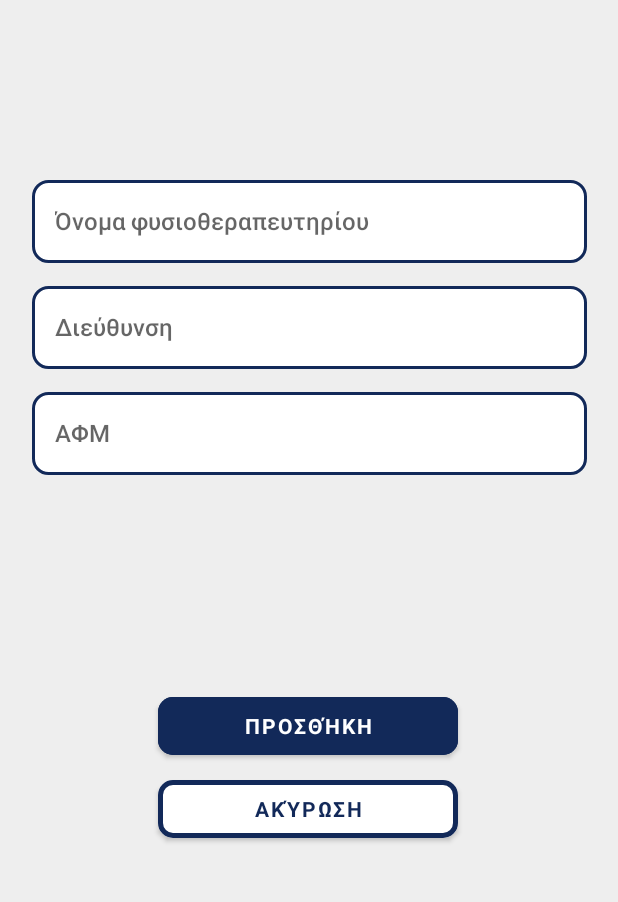
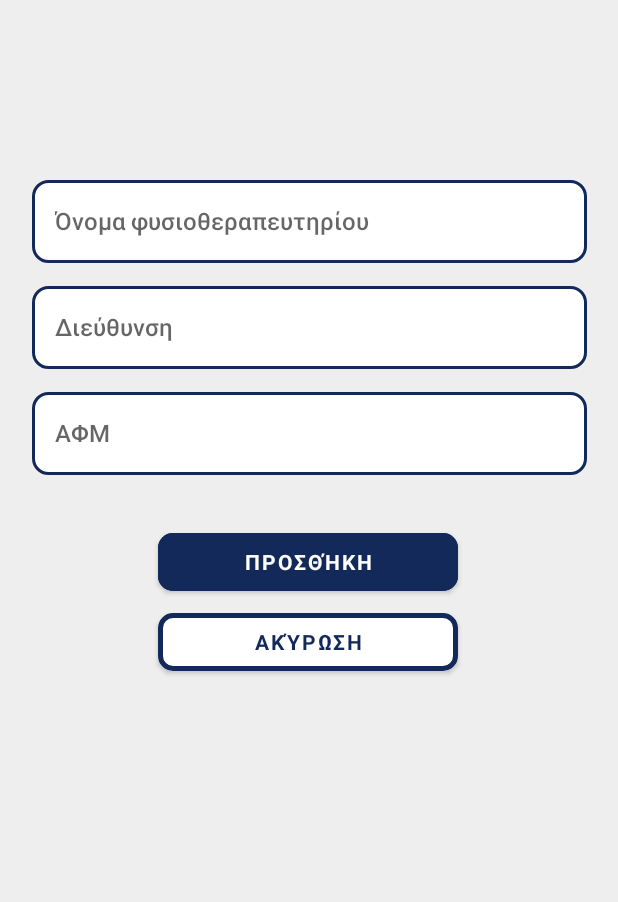
Before and after one commit to thalaki/Thaleia_Humanaid, an Android app: the fragment PhysioFragment placed in its activity, on a phone screen of 412 x 824 dp, the part 90-992 px from its top. Run offline under Robolectric (Android 15) with nearby library versions, the phone set to English and light mode, and no system bars; our stand-ins replace Firebase (no records; nobody signed in at launch, a user with empty details on screens opened directly).

Commit message:
Τελειοποιηση της εφαρμογης

```diff
--- a/app/src/main/java/com/example/humanaid/PhysioFragment.java
+++ b/app/src/main/java/com/example/humanaid/PhysioFragment.java
@@ -13,10 +13,12 @@ import androidx.annotation.NonNull;
 import androidx.fragment.app.Fragment;
 import androidx.fragment.app.FragmentManager;
 import androidx.fragment.app.FragmentTransaction;
+import androidx.recyclerview.widget.RecyclerView;
 
 import com.example.humanaid.PhysioInfo;
 import com.google.android.gms.tasks.OnFailureListener;
 import com.google.android.gms.tasks.OnSuccessListener;
+import com.google.android.material.bottomnavigation.BottomNavigationView;
 import com.google.firebase.database.DatabaseReference;
 import com.google.firebase.database.FirebaseDatabase;
 
@@ -30,6 +32,12 @@ public class PhysioFragment extends Fragment {
 
   PhysioInfo physioInfo;
 
+
+  private RecyclerView mRecyclerView;
+  private BottomNavigationView bottomNavigationView;
+
+
+
   @Override
   public View onCreateView(LayoutInflater inflater, ViewGroup container, Bundle savedInstanceState) {
     View view = inflater.inflate(R.layout.fragment_physio, container, false);
@@ -39,11 +47,22 @@ public class PhysioFragment extends Fragment {
     afmEdt = view.findViewById(R.id.afm_Physio);
 
     firebaseDatabase = FirebaseDatabase.getInstance();
-    databaseReference = firebaseDatabase.getReference("EmployeeInfo");
+    databaseReference = firebaseDatabase.getReference("PhysioInfo");
 
     physioInfo = new PhysioInfo();
 
     sendDatabtn = view.findViewById(R.id.mAinButton);
+
+    Button cancelButton = view.findViewById(R.id.SecButton);
+    cancelButton.setOnClickListener(new View.OnClickListener() {
+      @Override
+      public void onClick(View v) {
+        // Clear the EditText fields
+        physioNameEdt.setText("");
+        addressEdit.setText("");
+        afmEdt.setText("");
+      }
+    });
 
     sendDatabtn.setOnClickListener(new View.OnClickListener() {
       @Override
@@ -115,7 +134,7 @@ public class PhysioFragment extends Fragment {
 
   private boolean isValidName(String name) {
     // Validate that the name contains only letters (no digits or special characters)
-    String pattern = "^[a-zA-Z]+$";
+    String pattern = "^[a-zA-Z\\s]+$";
     return name.matches(pattern);
   }
 
--- /dev/null
+++ b/app/src/main/res/drawable/baseline_euro_symbol_24.xml
@@ -0,0 +1,5 @@
+<vector android:height="24dp" android:tint="#000000"
+    android:viewportHeight="24" android:viewportWidth="24"
+    android:width="24dp" xmlns:android="http://schemas.android.com/apk/res/android">
+    <path android:fillColor="@android:color/white" android:pathData="M15,18.5c-2.51,0 -4.68,-1.42 -5.76,-3.5H15v-2H8.58c-0.05,-0.33 -0.08,-0.66 -0.08,-1s0.03,-0.67 0.08,-1H15V9H9.24C10.32,6.92 12.5,5.5 15,5.5c1.61,0 3.09,0.59 4.23,1.57L21,5.3C19.41,3.87 17.3,3 15,3c-3.92,0 -7.24,2.51 -8.48,6H3v2h3.06c-0.04,0.33 -0.06,0.66 -0.06,1 0,0.34 0.02,0.67 0.06,1H3v2h3.52c1.24,3.49 4.56,6 8.48,6 2.31,0 4.41,-0.87 6,-2.3l-1.78,-1.77c-1.13,0.98 -2.6,1.57 -4.22,1.57z"/>
+</vector>
--- a/app/src/main/res/layout/activity_main.xml
+++ b/app/src/main/res/layout/activity_main.xml
@@ -18,7 +18,13 @@
         app:layout_constraintTop_toTopOf="parent"
         app:layout_constraintVertical_bias="1.0">
 
+
+
     </FrameLayout>
+
+
+
+
 
     <com.google.android.material.bottomnavigation.BottomNavigationView
         android:id="@+id/bottomNavigationView"
@@ -28,6 +34,7 @@
         app:layout_constraintEnd_toEndOf="parent"
         app:layout_constraintStart_toStartOf="parent"
         app:menu="@menu/bottom_nav_menu"
+        app:layout_behavior="@string/hide_bottom_view_on_scroll_behavior"/>
         />
     <ImageView
         android:id="@+id/logoimage"
--- a/app/src/main/res/layout/fragment_physio.xml
+++ b/app/src/main/res/layout/fragment_physio.xml
@@ -1,13 +1,17 @@
 <?xml version="1.0" encoding="utf-8"?>
-<androidx.constraintlayout.widget.ConstraintLayout xmlns:android="http://schemas.android.com/apk/res/android"
+<ScrollView
+    xmlns:android="http://schemas.android.com/apk/res/android"
     xmlns:app="http://schemas.android.com/apk/res-auto"
     xmlns:tools="http://schemas.android.com/tools"
+    android:layout_width="match_parent"
+    android:layout_height="wrap_content"
+    android:fillViewport="true">
+
+<androidx.constraintlayout.widget.ConstraintLayout
     android:layout_width="match_parent"
     android:layout_height="match_parent"
     tools:context=".PhysioFragment"
     android:background="@color/background">
-
-
 
 
 
@@ -113,3 +117,4 @@
 
 
 </androidx.constraintlayout.widget.ConstraintLayout>
+</ScrollView>
--- a/app/src/main/res/values/strings.xml
+++ b/app/src/main/res/values/strings.xml
@@ -18,6 +18,6 @@
     <string name="buttonLogin">Σύνδεση</string>
     <!-- TODO: Remove or change this placeholder text -->
     <string name="hello_blank_fragment">Hello blank fragment</string>
-    <string name="spinner_prompt">Please pick</string>
+    <string name="spinner_prompt">Επιλέξτε φυσικοθεραπευτήριο</string>
 
 </resources>
```
Also changed, not shown: app/src/main/java/com/example/humanaid/ServiceInfo.java (+4 -4 lines), app/src/main/java/com/example/humanaid/ServicesFragment.java (+74 -2 lines), app/src/main/res/layout/fragment_services.xml (+5 -5 lines), app/src/main/res/layout/fragment_success.xml (+0 -32 lines).
